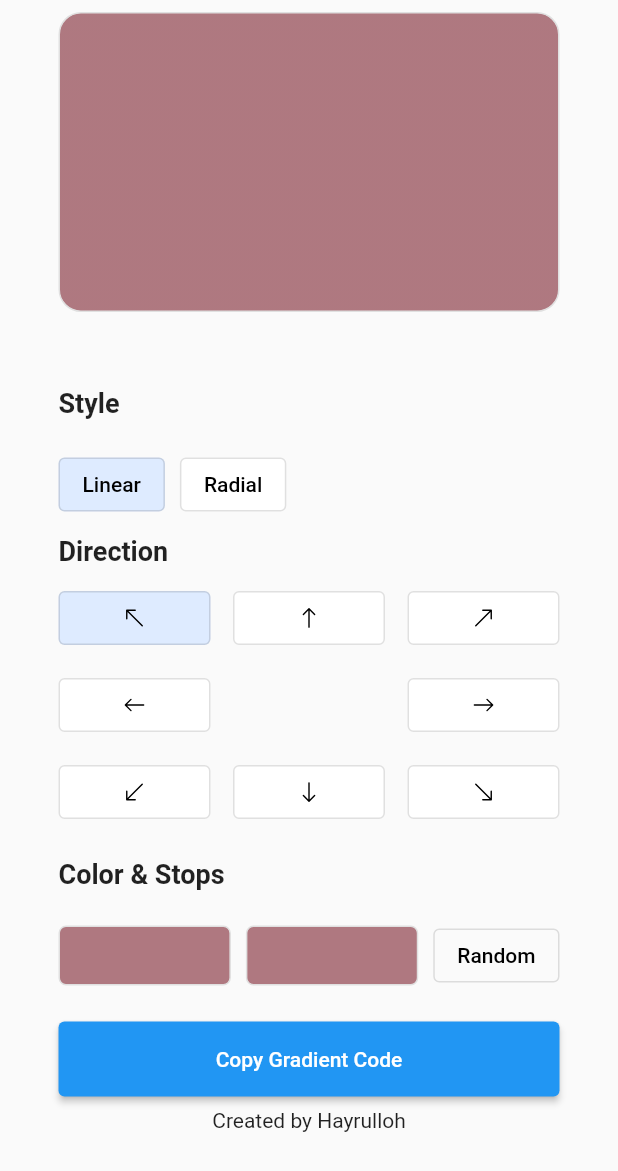
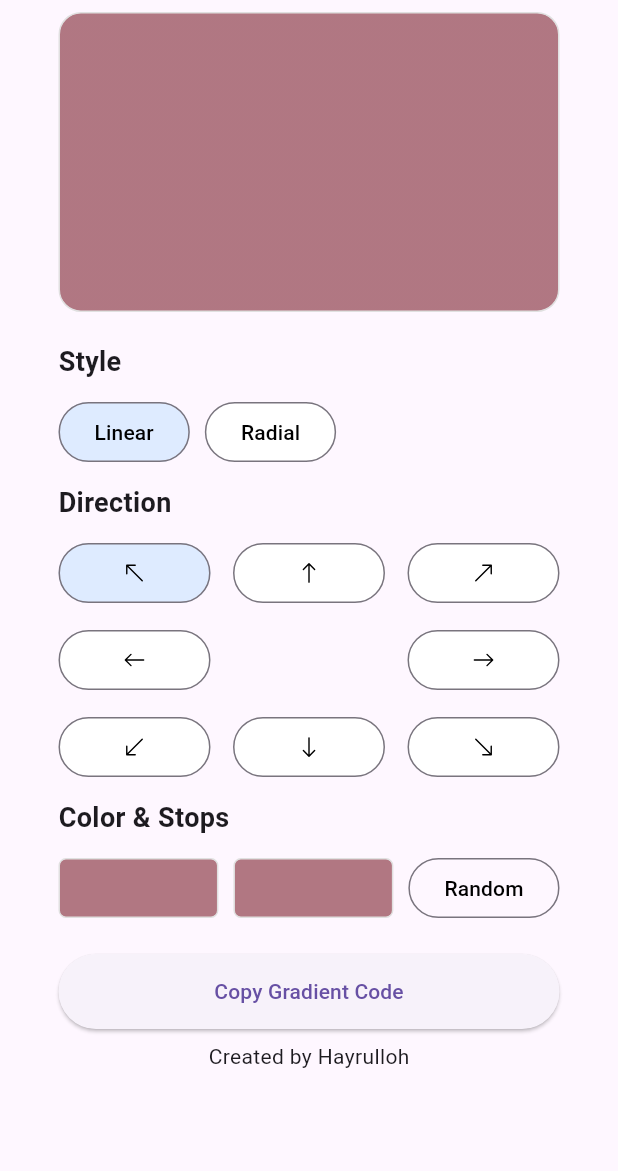
Before and after one commit to Usmoxan/flutter_gradient_maker_open_source, a Flutter app: the screen it shows after launch, after a tap on "Random", on a phone screen of 412 x 824 dp. Shown: the top 1171 px of the screen. Run offline on Flutter 3.47's test engine with Material 2 defaults, Android fonts, the phone set to English and light mode, and no system bars; our stand-ins replace cherry_toast, icons_plus; missing offline and left inert: flutter_hsvcolor_picker.

Commit message:
responsive fixed

```diff
--- a/lib/main.dart
+++ b/lib/main.dart
@@ -14,6 +14,7 @@ class MyApp extends StatelessWidget {
       debugShowCheckedModeBanner: false,
       title: 'Flutter Demo',
       theme: ThemeData(
+        useMaterial3: true,
         primarySwatch: Colors.blue,
       ),
       home: const HomePage(),
--- a/lib/pages/home_page.dart
+++ b/lib/pages/home_page.dart
@@ -295,7 +295,10 @@ class _HomePageState extends State<HomePage> {
                                         ),
                                 ),
                               ),
-                        const SizedBox(height: 40),
+                        SizedBox(
+                            height: MediaQuery.of(context).size.width > 500
+                                ? 40
+                                : 10),
                         const Padding(
                           padding: EdgeInsets.only(top: 10, bottom: 10),
                           child: Text(
@@ -304,7 +307,11 @@ class _HomePageState extends State<HomePage> {
                                 fontSize: 18, fontWeight: FontWeight.bold),
                           ),
                         ),
-                        const SizedBox(height: 10),
+                        Visibility(
+                            visible: MediaQuery.of(context).size.width > 500
+                                ? true
+                                : false,
+                            child: const SizedBox(height: 10)),
                         Row(
                           children: [
                             OutlinedButton(
@@ -454,7 +461,6 @@ class _HomePageState extends State<HomePage> {
                                       setState(() {
                                         _choice = 7;
                                         funcChoice(_choice, selectedColor);
-                                        print(_choice);
                                       });
                                     },
                                     bgColor: gridItem7,
@@ -481,7 +487,6 @@ class _HomePageState extends State<HomePage> {
                                       setState(() {
                                         _choice = 9;
                                         funcChoice(_choice, selectedColor);
-                                        print(_choice);
                                       });
                                     },
                                     icon: Bootstrap.arrow_down_right,
@@ -494,7 +499,9 @@ class _HomePageState extends State<HomePage> {
                         ),
                         const SizedBox(height: 10),
                         Padding(
-                          padding: const EdgeInsets.only(top: 10, bottom: 10),
+                          padding: MediaQuery.of(context).size.width > 500
+                              ? const EdgeInsets.only(top: 10, bottom: 10)
+                              : const EdgeInsets.all(0),
                           child: Row(
                             children: const [
                               Text(
@@ -539,7 +546,14 @@ class _HomePageState extends State<HomePage> {
                               ),
                               const SizedBox(width: 10),
                               OutlinedButton(
-                                  onPressed: _changeColor,
+                                  onPressed: () {
+                                    setState(() {
+                                      _color1 =
+                                          Color(Random().nextInt(0xffffffff));
+                                      _color2 =
+                                          Color(Random().nextInt(0xffffffff));
+                                    });
+                                  },
                                   child: const Text(
                                     "Random",
                                     style: TextStyle(color: Colors.black),
```
